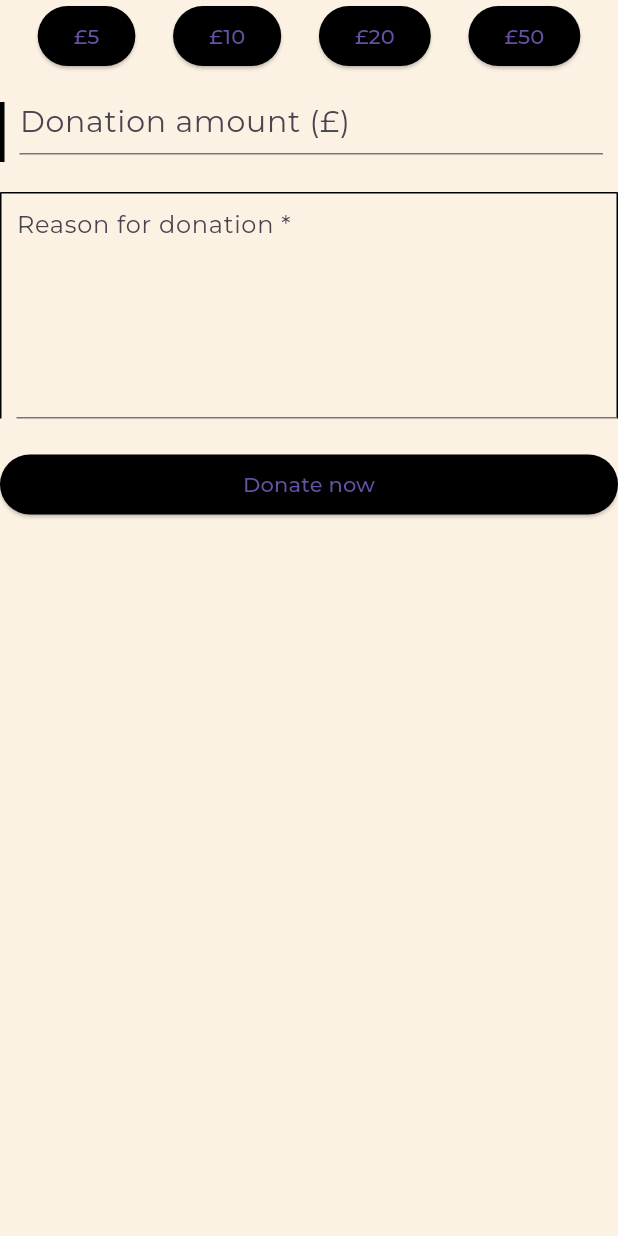
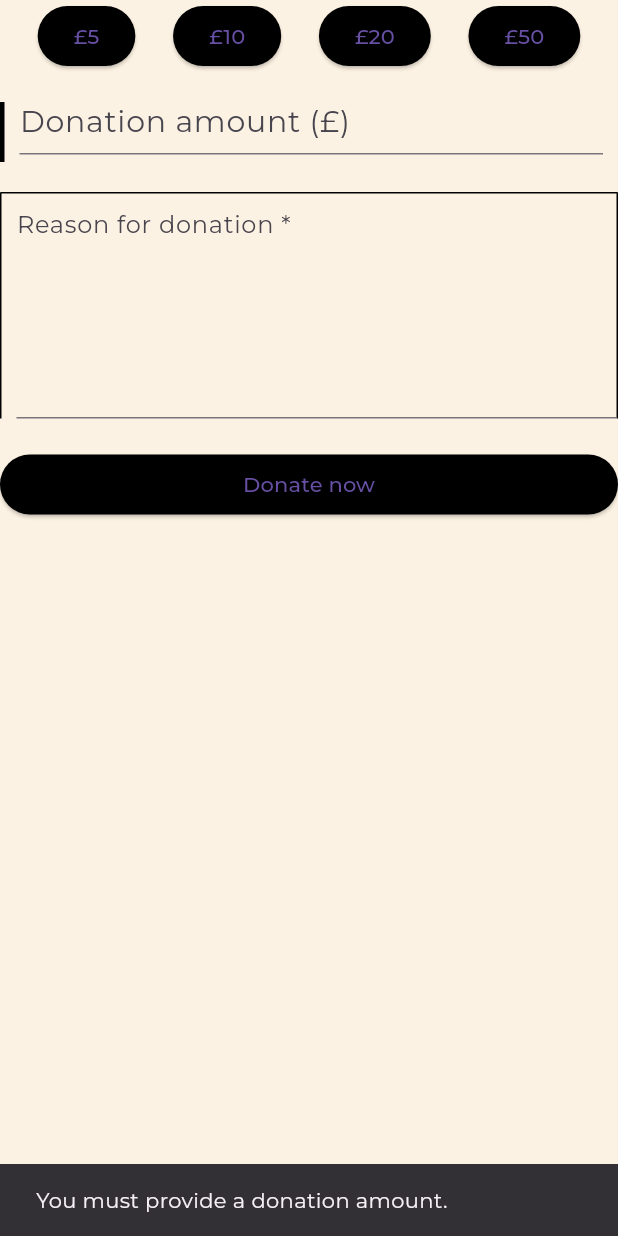
Before and after one commit to amaanaliakhtar/CharityAppFYP, a Flutter app: the DonationInput widget shown alone on an empty page, opened directly with empty values, after a tap on "Donate now", on a phone screen of 412 x 824 dp. Run offline on Flutter 3.47's test engine with Material 3 defaults, Android fonts, the phone set to English and light mode, and no system bars; our stand-ins replace cloud_firestore, firebase_auth, firebase_core, firebase_storage, google_fonts, percent_indicator; missing offline and left inert: firebase_ui_auth; accounts and stored records are empty.

Commit message:
added validation for donation

```diff
--- a/lib/screens/projects/project_details.dart
+++ b/lib/screens/projects/project_details.dart
@@ -9,6 +9,7 @@ import 'package:firebase_ui_auth/firebase_ui_auth.dart';
 import 'package:flutter/material.dart';
 import 'package:cloud_firestore/cloud_firestore.dart';
 import 'package:firebase_storage/firebase_storage.dart';
+import 'package:flutter/services.dart';
 import 'package:percent_indicator/percent_indicator.dart';
 
 class ProjectDetails extends StatefulWidget {
@@ -351,6 +352,9 @@ class _DonationInputState extends State<DonationInput> {
             height: 30,
             child: TextField(
               keyboardType: TextInputType.number,
+              inputFormatters: <TextInputFormatter>[
+                FilteringTextInputFormatter.digitsOnly
+              ],
               decoration:
                   const InputDecoration(hintText: "Donation amount (£)"),
               style: const TextStyle(
@@ -393,6 +397,11 @@ class _DonationInputState extends State<DonationInput> {
           width: double.infinity,
           child: ElevatedButton(
             onPressed: () {
+              var reason = _reasonController.text;
+              var amount = _donationController.text;
+              if (reason.isNotEmpty &&
+                  amount.isNotEmpty &&
+                  double.parse(amount) >= 1) {
                 postProject(widget.project.id, widget.project.currentDonation,
                     _donationAmount);
 
@@ -413,6 +422,22 @@ class _DonationInputState extends State<DonationInput> {
                   MaterialPageRoute(
                       builder: (context) => const DonationSuccess()),
                 );
+              } else if (amount.isEmpty) {
+                const snackBar = SnackBar(
+                  content: Text('You must provide a donation amount.'),
+                );
+                ScaffoldMessenger.of(context).showSnackBar(snackBar);
+              } else if (double.parse(amount) < 1) {
+                const snackBar = SnackBar(
+                  content: Text('Minimum donation is £1.'),
+                );
+                ScaffoldMessenger.of(context).showSnackBar(snackBar);
+              } else if (reason.isEmpty) {
+                const snackBar = SnackBar(
+                  content: Text('You must provide a reason for donation.'),
+                );
+                ScaffoldMessenger.of(context).showSnackBar(snackBar);
+              }
             },
             style: ElevatedButton.styleFrom(backgroundColor: Colors.black),
             child: const Text('Donate now'),
```
Lines whose indentation alone changed are shown as unchanged.
